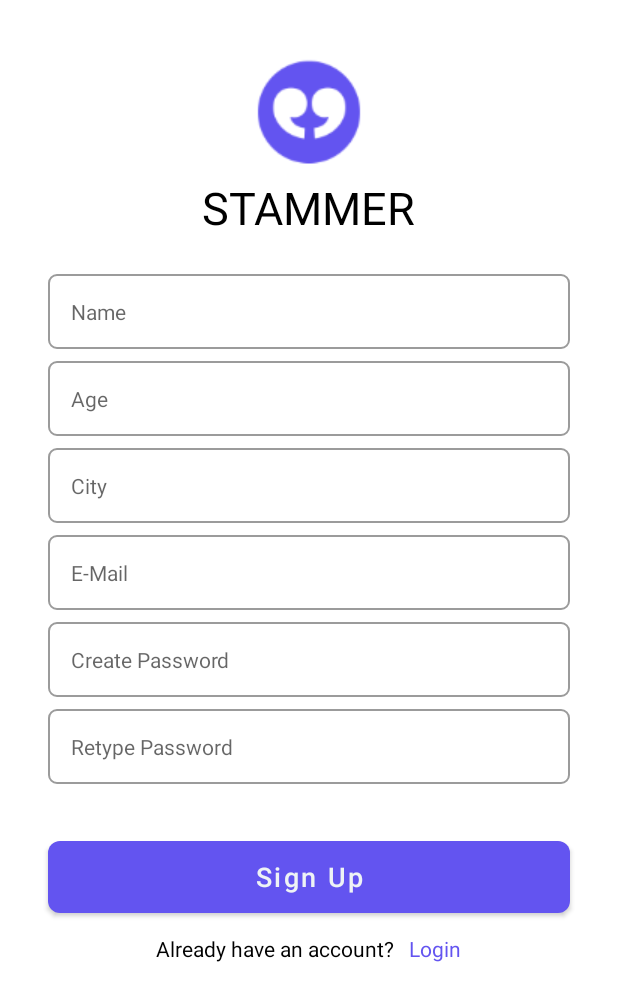
After one commit to manav-mj/Stammer, an Android app: the layout activity_signup.xml on its own in the app's theme, with its tools: preview values and no code run, on a phone screen of 412 x 824 dp. The commit adds this screen. Shown: the top 1001 px of the screen. Run offline under Robolectric (Android 15) with nearby library versions, the phone set to English and light mode, and no system bars.

Commit message:
fix : SignUpActivity

```diff
--- a/app/src/main/AndroidManifest.xml
+++ b/app/src/main/AndroidManifest.xml
@@ -21,7 +21,7 @@
             android:name=".LoginActivity"
             android:parentActivityName=".MainActivity" />
         <activity
-            android:name=".StartActivity"
+            android:name=".SignUpActivity"
             android:parentActivityName=".MainActivity" />
         <activity
             android:name=".DashboardActivity"
--- a/app/src/main/java/com/mohit/stammer/DashboardActivity.java
+++ b/app/src/main/java/com/mohit/stammer/DashboardActivity.java
@@ -25,6 +25,7 @@ public class DashboardActivity extends AppCompatActivity {
         FirebaseAuth.getInstance().signOut();
         Intent intent = new Intent(this ,MainActivity.class);
         startActivity(intent);
+        getSharedPreferences("stammer", MODE_PRIVATE).edit().remove("user_id").apply();
         Toast.makeText(this, "Logged out successfully" , Toast.LENGTH_SHORT).show();
     }
 
--- a/app/src/main/java/com/mohit/stammer/LoginActivity.java
+++ b/app/src/main/java/com/mohit/stammer/LoginActivity.java
@@ -29,7 +29,7 @@ public class LoginActivity extends AppCompatActivity {
     FirebaseAuth Auth = FirebaseAuth.getInstance();
 
     public void signIn(View view) {
-        Intent intent = new Intent(this, StartActivity.class);
+        Intent intent = new Intent(this, SignUpActivity.class);
         startActivity(intent);
     }
 
@@ -79,6 +79,8 @@ public class LoginActivity extends AppCompatActivity {
                                 Toast.makeText(LoginActivity.this, "Logged in successfully", Toast.LENGTH_SHORT).show();
                                 SharedPreferences sp = getSharedPreferences("stammer", MODE_PRIVATE);
 
+                                sp.edit().putString("user_id", task.getResult().getUser().getUid()).apply();
+
                                 progressBar.setVisibility(View.GONE);
 
                                 if (sp.getBoolean("onboarding", false)) {
--- a/app/src/main/res/drawable/round_corner_without_underline.xml
+++ b/app/src/main/res/drawable/round_corner_without_underline.xml
@@ -1,10 +1,9 @@
 <?xml version="1.0" encoding="utf-8"?>
-<shape android:shape="rectangle"
-    xmlns:android="http://schemas.android.com/apk/res/android">
-    <solid android:color="#00000000"/>
-    <corners android:radius="5dp"/>
-<stroke
-    android:width="1dp"
-    />
+<shape xmlns:android="http://schemas.android.com/apk/res/android"
+    android:shape="rectangle">
+    <corners android:radius="5dp" />
+    <stroke
+        android:width="1dp"
+        android:color="@color/lightGrey" />
 
 </shape>
--- /dev/null
+++ b/app/src/main/res/layout/activity_signup.xml
@@ -0,0 +1,180 @@
+<?xml version="1.0" encoding="utf-8"?>
+<LinearLayout xmlns:android="http://schemas.android.com/apk/res/android"
+    xmlns:app="http://schemas.android.com/apk/res-auto"
+    android:layout_width="match_parent"
+    android:layout_height="match_parent"
+    android:orientation="vertical">
+
+    <ImageView
+        android:id="@+id/imageView2"
+        android:layout_width="wrap_content"
+        android:layout_height="wrap_content"
+        android:layout_gravity="center"
+        android:layout_marginTop="30dp"
+        app:srcCompat="@drawable/component" />
+
+    <TextView
+        android:id="@+id/textView3"
+        android:layout_width="wrap_content"
+        android:layout_height="wrap_content"
+        android:layout_gravity="center"
+        android:text="STAMMER"
+        android:textColor="@android:color/background_dark"
+        android:textSize="30sp"
+        app:layout_constraintBottom_toBottomOf="parent"
+        app:layout_constraintEnd_toEndOf="parent"
+        app:layout_constraintHorizontal_bias="0.5"
+        app:layout_constraintStart_toStartOf="parent"
+        app:layout_constraintTop_toTopOf="parent"
+        app:layout_constraintVertical_bias="0.321" />
+
+    <ProgressBar
+        android:id="@+id/progressBar3"
+        style="?android:attr/progressBarStyle"
+        android:layout_width="wrap_content"
+        android:layout_height="wrap_content"
+        android:layout_gravity="center"
+        android:visibility="gone" />
+
+    <ScrollView
+        android:layout_marginTop="16dp"
+        android:layout_width="match_parent"
+        android:layout_height="wrap_content">
+
+        <LinearLayout
+            android:layout_width="match_parent"
+            android:layout_height="wrap_content"
+            android:orientation="vertical">
+
+            <EditText
+                android:id="@+id/name"
+                android:layout_width="match_parent"
+                android:layout_height="wrap_content"
+                android:layout_gravity="center"
+                android:layout_marginStart="32dp"
+                android:layout_marginEnd="32dp"
+                android:layout_marginTop="8dp"
+                android:background="@drawable/round_corner_without_underline"
+                android:ems="10"
+                android:hint="Name"
+                android:inputType="textPersonName"
+                android:padding="15dp"
+                android:textSize="14sp" />
+
+            <EditText
+                android:id="@+id/age"
+                android:layout_width="match_parent"
+                android:layout_height="wrap_content"
+                android:layout_gravity="center"
+                android:layout_marginStart="32dp"
+                android:layout_marginEnd="32dp"
+                android:layout_marginTop="8dp"
+                android:background="@drawable/round_corner_without_underline"
+                android:ems="10"
+                android:hint="Age"
+                android:inputType="number"
+                android:padding="15dp"
+                android:textSize="14sp" />
+
+            <EditText
+                android:id="@+id/city"
+                android:layout_width="match_parent"
+                android:layout_height="wrap_content"
+                android:layout_gravity="center"
+                android:layout_marginStart="32dp"
+                android:layout_marginEnd="32dp"
+                android:layout_marginTop="8dp"
+                android:background="@drawable/round_corner_without_underline"
+                android:ems="10"
+                android:hint="City"
+                android:inputType="textPersonName"
+                android:padding="15dp"
+                android:textSize="14sp" />
+
+            <EditText
+                android:id="@+id/email"
+                android:layout_width="match_parent"
+                android:layout_height="wrap_content"
+                android:layout_gravity="center"
+                android:layout_marginStart="32dp"
+                android:layout_marginEnd="32dp"
+                android:layout_marginTop="8dp"
+                android:background="@drawable/round_corner_without_underline"
+                android:ems="10"
+                android:hint="E-Mail"
+                android:inputType="textPersonName"
+                android:padding="15dp"
+                android:textSize="14sp" />
+
+            <EditText
+                android:id="@+id/password"
+                android:layout_width="match_parent"
+                android:layout_height="wrap_content"
+                android:layout_gravity="center"
+                android:layout_marginStart="32dp"
+                android:layout_marginEnd="32dp"
+                android:layout_marginTop="8dp"
+                android:background="@drawable/round_corner_without_underline"
+                android:ems="10"
+                android:hint="Create Password"
+                android:inputType="textPassword"
+                android:padding="15dp"
+                android:textSize="14sp" />
+
+            <EditText
+                android:id="@+id/conpassword"
+                android:layout_width="match_parent"
+                android:layout_height="wrap_content"
+                android:layout_gravity="center"
+                android:layout_marginStart="32dp"
+                android:layout_marginEnd="32dp"
+                android:layout_marginTop="8dp"
+                android:background="@drawable/round_corner_without_underline"
+                android:ems="10"
+                android:hint="Retype Password"
+                android:inputType="textPassword"
+                android:padding="15dp"
+                android:textSize="14sp" />
+
+            <com.google.android.material.button.MaterialButton
+                android:id="@+id/sign_up"
+                android:layout_width="match_parent"
+                android:layout_height="60dp"
+                android:layout_gravity="center"
+                android:layout_marginStart="32dp"
+                android:layout_marginTop="32dp"
+                android:layout_marginEnd="32dp"
+                android:inputType="text"
+                android:text="Sign Up"
+                android:textColor="#EEF3F5"
+                android:textSize="18sp"
+                app:cornerRadius="@dimen/common_button_corner_radius" />
+
+            <LinearLayout
+                android:layout_width="match_parent"
+                android:layout_height="match_parent"
+                android:layout_marginTop="8dp"
+                android:gravity="center"
+                android:orientation="horizontal">
+
+                <TextView
+                    android:id="@+id/textView"
+                    android:layout_width="wrap_content"
+                    android:layout_height="wrap_content"
+                    android:layout_gravity="center"
+                    android:text="Already have an account?"
+                    android:textColor="@android:color/background_dark" />
+
+                <TextView
+                    android:id="@+id/textView2"
+                    android:layout_width="wrap_content"
+                    android:layout_height="wrap_content"
+                    android:layout_gravity="center"
+                    android:layout_marginLeft="10dp"
+                    android:onClick="login"
+                    android:text="Login"
+                    android:textColor="#6354F0" />
+            </LinearLayout>
+        </LinearLayout>
+    </ScrollView>
+</LinearLayout>
```
Also changed, not shown: app/src/main/java/com/mohit/stammer/MainActivity.java (+14 -1 lines), app/src/main/java/com/mohit/stammer/SignUpActivity.java (renamed from app/src/main/java/com/mohit/stammer/StartActivity.java, +5 -6 lines), app/src/main/res/layout/start.xml (deleted, +0 -171 lines).
